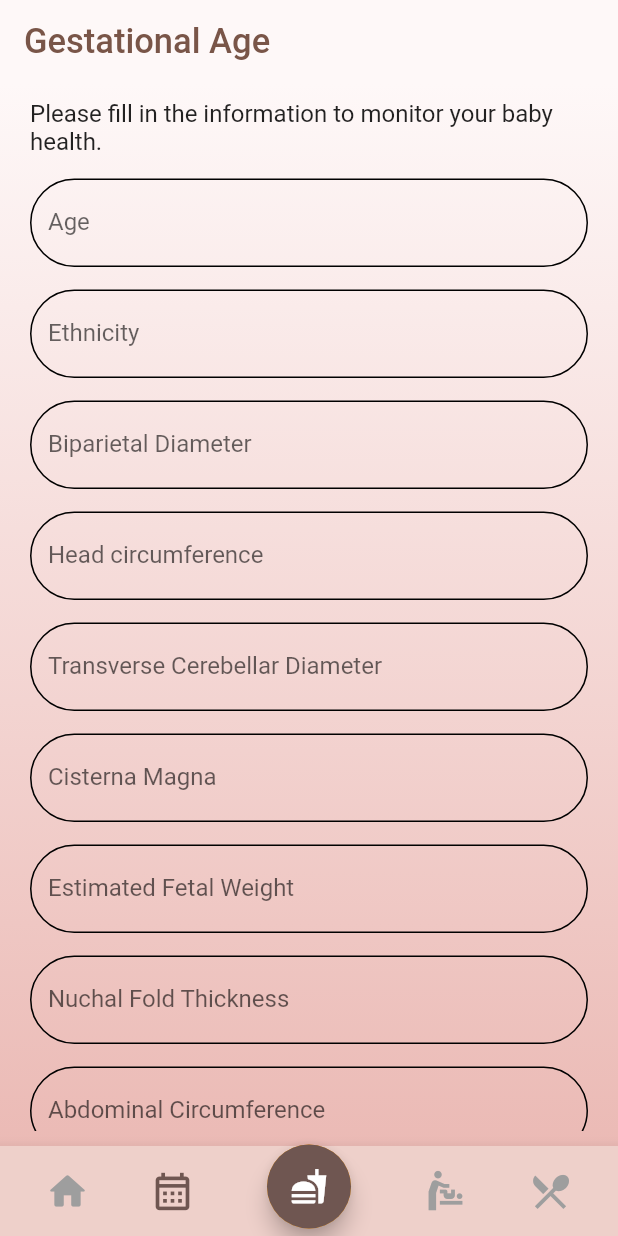
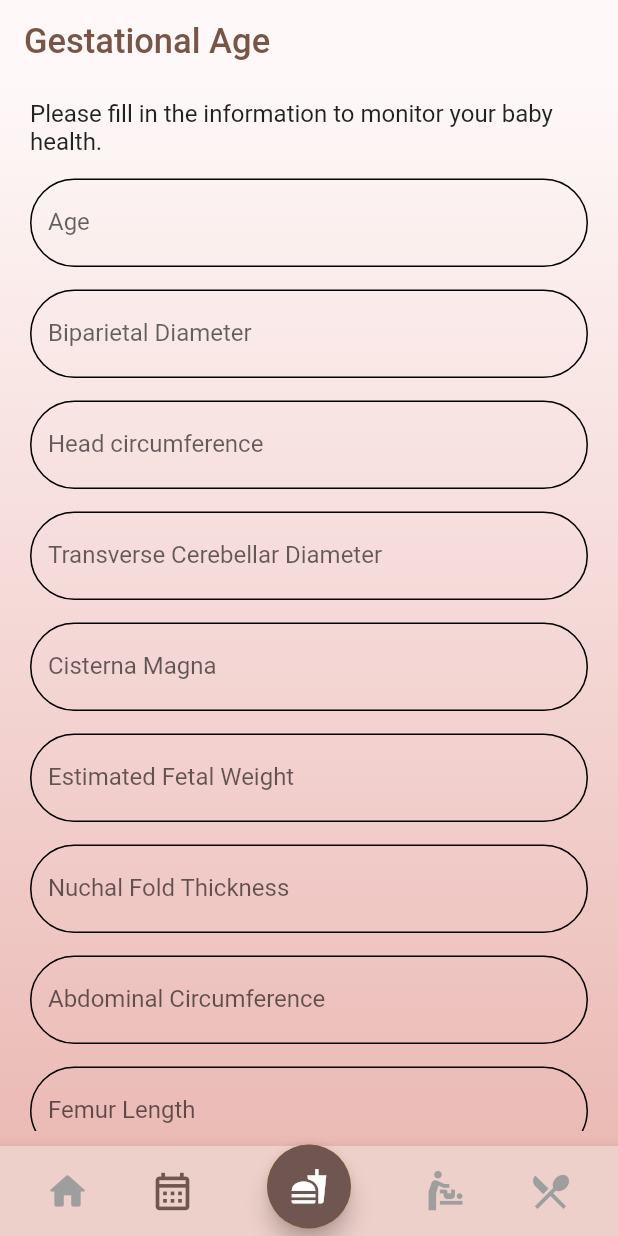
Before and after one commit to MikoYap/PregnantApp, a Flutter app: the screen it shows after launch, scrolled down 274 dp, after a tap on the "calendar month" icon, on a phone screen of 412 x 824 dp. Run offline on Flutter 3.47's test engine with Material 2 defaults, Android fonts, the phone set to English and light mode, and no system bars; our stand-ins replace carousel_slider, image_picker; missing offline and left inert: shadow_overlay, tflite, tflite_flutter.

Commit message:
4th commit

```diff
--- a/lib/gestational_age.dart
+++ b/lib/gestational_age.dart
@@ -98,38 +98,6 @@ class _GestationalAgeState extends State<GestationalAge> {
                   },
                   decoration: InputDecoration(
                     labelText: "Age",
-
-                    enabledBorder: OutlineInputBorder(
-                      borderRadius: BorderRadius.circular(50),
-                      borderSide: BorderSide(
-                        color: Colors.black,
-                        width: 1,
-                      ),
-                    ),
-
-                    focusedBorder: OutlineInputBorder(
-                      borderRadius: BorderRadius.circular(50),
-                      borderSide: BorderSide(
-                        color: Colors.brown,
-                        width: 1 ,
-                      ),
-                    ),
-                  ),
-                ),
-
-                SizedBox(
-                  height: 15,
-                ),
-
-                // Ethnicity
-                TextFormField(
-                  autofocus: false,
-                  validator: (val) => val!.isEmpty ? "Enter a value" : null,
-                  onChanged: (val) {
-                    setState(() => eth = val);
-                  },
-                  decoration: InputDecoration(
-                    labelText: "Ethnicity",
 
                     enabledBorder: OutlineInputBorder(
                       borderRadius: BorderRadius.circular(50),
```
